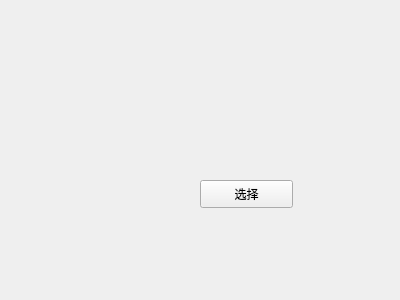
Above: app/choose_form.ui from GuoHR03/QT_EVENTMAMBA before the change. Below: the same form after it.
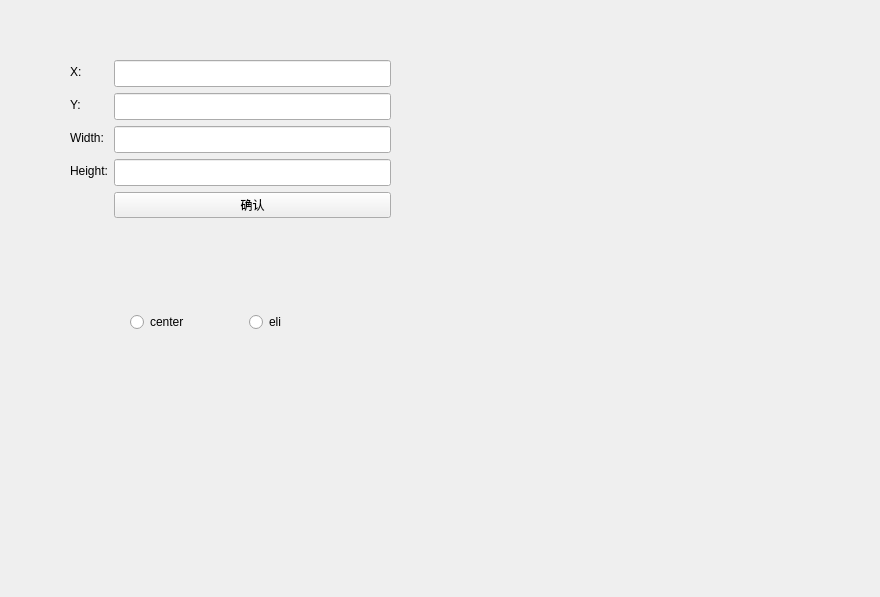
That is the form after the change.

```diff
--- a/app/choose_form.ui
+++ b/app/choose_form.ui
@@ -6,25 +6,125 @@
    <rect>
     <x>0</x>
     <y>0</y>
-    <width>400</width>
-    <height>300</height>
+    <width>880</width>
+    <height>597</height>
    </rect>
   </property>
   <property name="windowTitle">
    <string>选择窗口</string>
   </property>
-  <widget class="QPushButton" name="select_roi_button">
+  <widget class="QWidget" name="layoutWidget">
    <property name="geometry">
     <rect>
-     <x>200</x>
-     <y>180</y>
-     <width>93</width>
-     <height>28</height>
+     <x>70</x>
+     <y>60</y>
+     <width>321</width>
+     <height>158</height>
     </rect>
    </property>
-   <property name="text">
-    <string>选择</string>
+   <layout class="QFormLayout" name="formLayout">
+    <item row="0" column="0">
+     <widget class="QLabel" name="X_label">
+      <property name="text">
+       <string>X:</string>
+      </property>
+     </widget>
+    </item>
+    <item row="0" column="1">
+     <widget class="QLineEdit" name="X_edit">
+      <property name="sizePolicy">
+       <sizepolicy hsizetype="Expanding" vsizetype="Expanding">
+        <horstretch>0</horstretch>
+        <verstretch>0</verstretch>
+       </sizepolicy>
+      </property>
+     </widget>
+    </item>
+    <item row="1" column="0">
+     <widget class="QLabel" name="Y_label">
+      <property name="text">
+       <string>Y:</string>
+      </property>
+     </widget>
+    </item>
+    <item row="1" column="1">
+     <widget class="QLineEdit" name="Y_edit">
+      <property name="sizePolicy">
+       <sizepolicy hsizetype="Expanding" vsizetype="Expanding">
+        <horstretch>0</horstretch>
+        <verstretch>0</verstretch>
+       </sizepolicy>
+      </property>
+     </widget>
+    </item>
+    <item row="2" column="0">
+     <widget class="QLabel" name="Width_label">
+      <property name="text">
+       <string>Width:</string>
+      </property>
+     </widget>
+    </item>
+    <item row="2" column="1">
+     <widget class="QLineEdit" name="Width_edit">
+      <property name="sizePolicy">
+       <sizepolicy hsizetype="Expanding" vsizetype="Expanding">
+        <horstretch>0</horstretch>
+        <verstretch>0</verstretch>
+       </sizepolicy>
+      </property>
+     </widget>
+    </item>
+    <item row="3" column="0">
+     <widget class="QLabel" name="Height_label">
+      <property name="text">
+       <string>Height:</string>
+      </property>
+     </widget>
+    </item>
+    <item row="3" column="1">
+     <widget class="QLineEdit" name="Height_edit">
+      <property name="sizePolicy">
+       <sizepolicy hsizetype="Expanding" vsizetype="Expanding">
+        <horstretch>0</horstretch>
+        <verstretch>0</verstretch>
+       </sizepolicy>
+      </property>
+     </widget>
+    </item>
+    <item row="4" column="1">
+     <widget class="QPushButton" name="select_roi_button">
+      <property name="text">
+       <string>确认</string>
+      </property>
+     </widget>
+    </item>
+   </layout>
+  </widget>
+  <widget class="QWidget" name="">
+   <property name="geometry">
+    <rect>
+     <x>130</x>
+     <y>310</y>
+     <width>231</width>
+     <height>25</height>
+    </rect>
    </property>
+   <layout class="QHBoxLayout" name="horizontalLayout">
+    <item>
+     <widget class="QRadioButton" name="center_radioButton">
+      <property name="text">
+       <string>center</string>
+      </property>
+     </widget>
+    </item>
+    <item>
+     <widget class="QRadioButton" name="eli_radioButton">
+      <property name="text">
+       <string>eli</string>
+      </property>
+     </widget>
+    </item>
+   </layout>
   </widget>
  </widget>
  <resources/>
```
